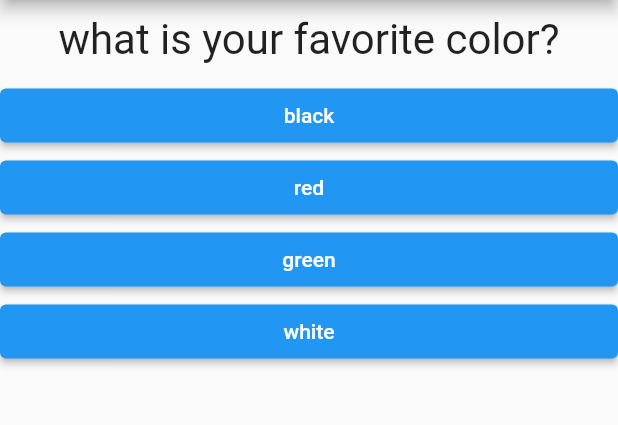
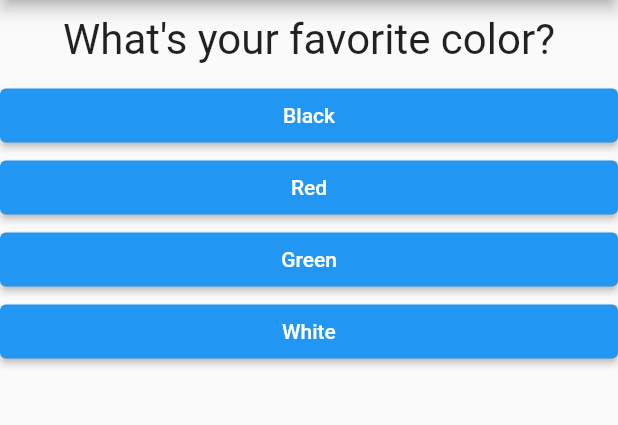
Before and after one commit to NgangaMichael/flutter-quiz-app, a Flutter app: the screen it shows after launch, on a phone screen of 412 x 824 dp, the part 84-509 px from its top. Run offline on Flutter 3.47's test engine with Material 2 defaults, Android fonts, the phone set to English and light mode, and no system bars.

```diff
--- a/lib/answer.dart
+++ b/lib/answer.dart
@@ -1,6 +1,4 @@
 import 'package:flutter/material.dart';
-
-
 class Answer extends StatelessWidget{
 
   final VoidCallback selectHandler;
--- a/lib/main.dart
+++ b/lib/main.dart
@@ -21,35 +21,53 @@ class _MyAppState extends State<MyApp> {
 
   // we can use map or {} to indicate a map
     final _questions = const [
-      {'questionText': 'what is your favorite color?',
+    {
+      'questionText': 'What\'s your favorite color?',
       'answers': [
-          'black',
-          'red',
-          'green',
-          'white'
-        ]
+        {'text': 'Black', 'score': 10},
+        {'text': 'Red', 'score': 5},
+        {'text': 'Green', 'score': 3},
+        {'text': 'White', 'score': 1},
+      ],
     },
-      {'questionText': 'what is your favorite animal',
+    {
+      'questionText': 'What\'s your favorite animal?',
       'answers': [
-          'rabbit',
-          'goat',
-          'lion',
-          'dog'
-        ]
+        {'text': 'Rabbit', 'score': 3},
+        {'text': 'Snake', 'score': 11},
+        {'text': 'Elephant', 'score': 5},
+        {'text': 'Lion', 'score': 9},
+      ],
     },
-      {'questionText': 'what is your favorite car',
+    {
+      'questionText': 'Who\'s your favorite instructor?',
       'answers': [
-          'tesla',
-          'toyota',
-          'hyundai',
-          'mercides'
-        ]
+        {'text': 'Max', 'score': 1},
+        {'text': 'Max', 'score': 1},
+        {'text': 'Max', 'score': 1},
+        {'text': 'Max', 'score': 1},
+      ],
     },
   ];
 
   var _questionIndex = 0;
+  var _totalScore = 0;
 
-  void _answerQuestion () {
+  void _resetQuiz() {
+
+    setState(() {
+      _questionIndex = 0;
+      _totalScore = 0;
+    });
+  }
+
+  void _answerQuestion (int score) {
+
+    // old style
+    // _totalScore = _totalScore + score;
+
+    // new style
+    _totalScore += score;
 
     // for the state to change you use set state
     setState(() {
@@ -69,11 +87,15 @@ class _MyAppState extends State<MyApp> {
 
     return MaterialApp(home: Scaffold(
       appBar: AppBar(
-        title: Text('Flutter quiz app'),
+        title: const Text('Flutter quiz app'),
       ),
       body: _questionIndex < _questions.length ?
-      Quiz(answerQuestion: _answerQuestion, questionIndex: _questionIndex, questions: _questions,)
-      : Result(),
+      Quiz(
+      answerQuestion: _answerQuestion,
+      questionIndex: _questionIndex,
+      questions: _questions
+      )
+      : Result(_totalScore, _resetQuiz),
       ),
     );
   }
--- a/lib/question.dart
+++ b/lib/question.dart
@@ -5,7 +5,6 @@ class Questions extends StatelessWidget{
 
   final String questionText;
   Questions(this.questionText);
-
 
   Widget build(BuildContext context){
     return Container(
--- a/lib/quiz.dart
+++ b/lib/quiz.dart
@@ -4,6 +4,7 @@ import 'package:flutter_complete_guide/question.dart';
 import 'answer.dart';
 
 class Quiz extends StatelessWidget {
+
   final List<Map<String, Object>> questions;
   final int questionIndex;
   final VoidCallback answerQuestion;
@@ -11,9 +12,9 @@ class Quiz extends StatelessWidget {
   // const Quiz({Key? key}) : super(key: key);
 
   Quiz({
-    required this.questions,
-    required this.answerQuestion,
-    required this.questionIndex
+    @required this.questions,
+    @required this.answerQuestion,
+    @required this.questionIndex
    });
 
   @override
@@ -21,14 +22,10 @@ class Quiz extends StatelessWidget {
     return Column(
         children: [
           Questions(questions[questionIndex]['questionText'] as String),
-
-          ...(questions[questionIndex]['answers'] as List<String>).map((answer) {
-            return Answer(answerQuestion, answer);
+              // answer is a map
+          ...(questions[questionIndex]['answers'] as List<Map<String, Object>>).map((answer) {
+            return Answer(() => answerQuestion(answer['score']), answer['text'] as String);
           }).toList(),
-
-          // ElevatedButton(onPressed: _answerQuestion, child: Text('Answer 1')),
-          // ElevatedButton(onPressed: _answerQuestion, child: Text('Answer 2')),
-          // ElevatedButton(onPressed: _answerQuestion, child: Text('Answer 3'))
         ],
       );
   }
--- a/pubspec.yaml
+++ b/pubspec.yaml
@@ -18,7 +18,7 @@ publish_to: 'none' # Remove this line if you wish to publish to pub.dev
 version: 1.0.0+1
 
 environment:
-  sdk: ">=2.16.1 <3.0.0"
+  sdk: ">=2.11.1 <3.0.0"
 
 # Dependencies specify other packages that your package needs in order to work.
 # To automatically upgrade your package dependencies to the latest versions
```
Also changed, not shown: lib/result.dart (+36 -2 lines). Lines whose indentation alone changed are shown as unchanged.
